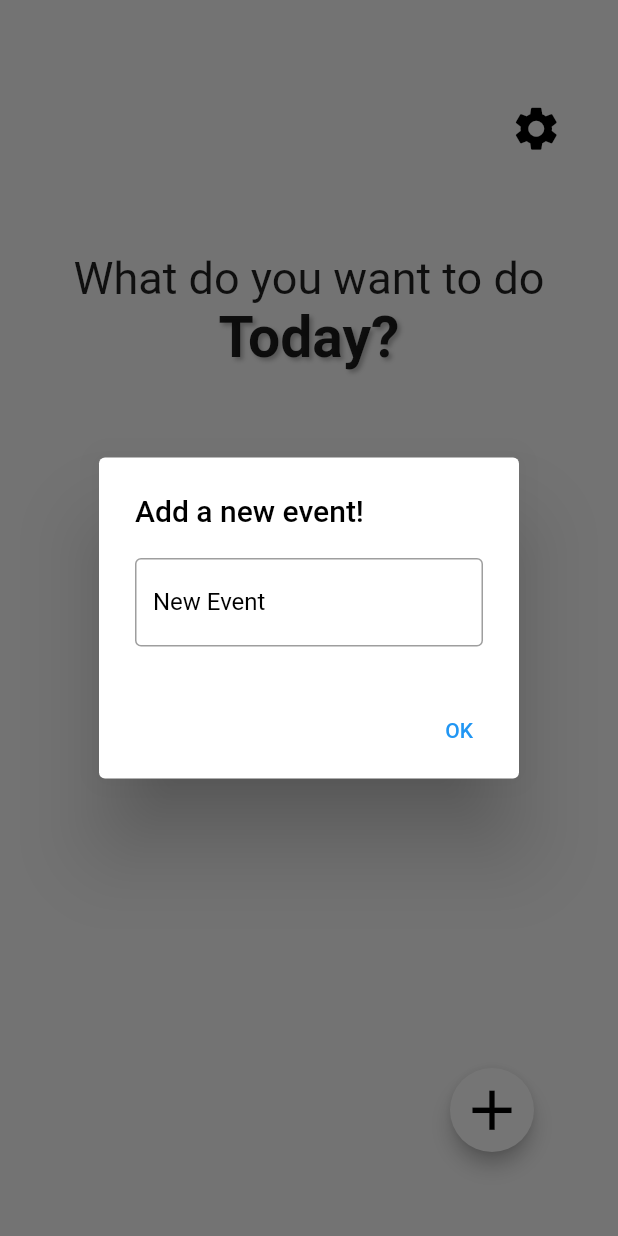
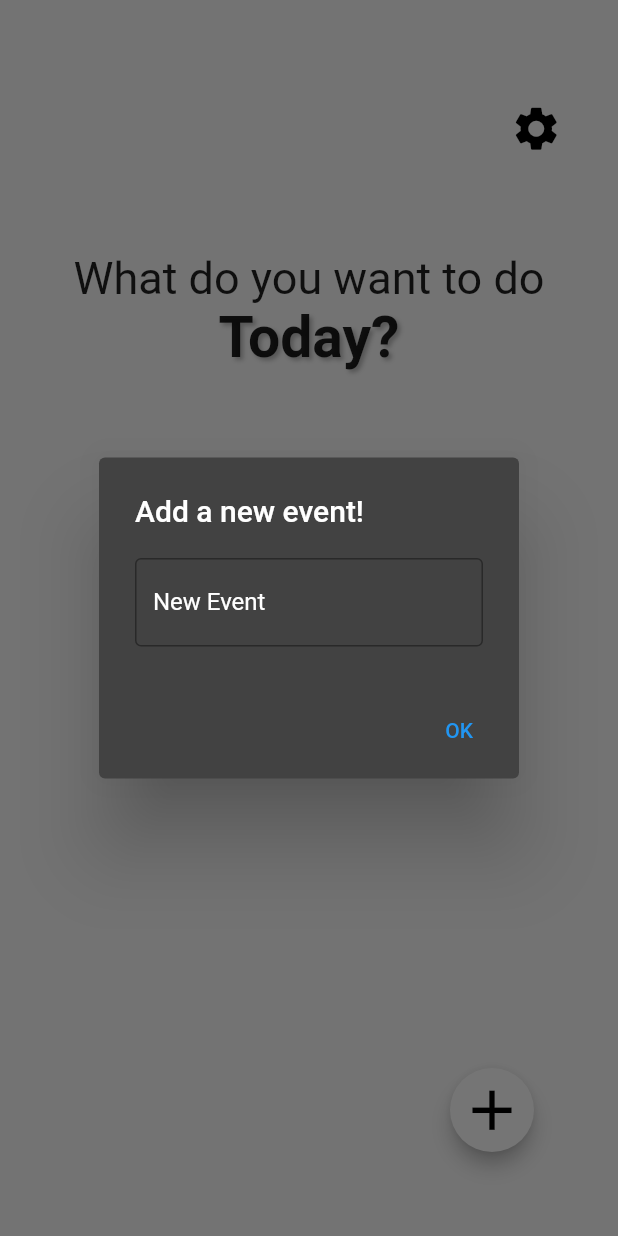
Before and after one commit to vpurohith/Today-Flutter, a Flutter app: the screen it shows after launch, after a tap on the "add" icon, on a phone screen of 412 x 824 dp. Run offline on Flutter 3.47's test engine with Material 2 defaults, Android fonts, the phone set to English and light mode, and no system bars; our stand-ins replace adaptive_theme, flutter_colorpicker, hive, hive_flutter; accounts and stored records are empty.

Commit message:
functional persisting non-flickering themes

```diff
--- a/lib/main.dart
+++ b/lib/main.dart
@@ -1,8 +1,8 @@
 import 'package:flutter/material.dart';
-import 'package:theme_provider/theme_provider.dart';
 import 'package:hive/hive.dart';
 import 'package:hive_flutter/hive_flutter.dart';
 import 'package:flutter_colorpicker/flutter_colorpicker.dart';
+import 'package:adaptive_theme/adaptive_theme.dart';
 import 'package:today/boxes.dart';
 import 'package:today/event.dart';
 
@@ -17,13 +17,18 @@ void main() async {
   await Hive.openBox<Event>(HiveBoxes.event);
   await Hive.openBox('darkModeBox');
 
-  runApp(const MaterialApp(
-    home: MyApp(),
+  WidgetsFlutterBinding.ensureInitialized();
+  final savedThemeMode = await AdaptiveTheme.getThemeMode();
+  globals.darkMode = savedThemeMode == AdaptiveThemeMode.light ? true : false;
+
+  runApp(MaterialApp(
+    home: MyApp(savedThemeMode: savedThemeMode),
   ));
 }
 
 class MyApp extends StatefulWidget {
-  const MyApp({Key? key}) : super(key: key);
+  final AdaptiveThemeMode? savedThemeMode;
+  const MyApp({Key? key, this.savedThemeMode}) : super(key: key);
 
   @override
   State<StatefulWidget> createState() {
@@ -33,8 +38,6 @@ class MyApp extends StatefulWidget {
 
 class _MyAppState extends State<MyApp> {
   TextEditingController nameController = TextEditingController();
-
-  Color testColor = Colors.red;
 
   List<String> entries = <String>[];
   List<int> colorCodes = <int>[];
@@ -46,80 +49,50 @@ class _MyAppState extends State<MyApp> {
     });
   }
 
-  /*
-  Widget buildColorPicker() => BlockPicker(
-        pickerColor: testColor,
-        onColorChanged: (color) => setState(() => this.testColor = testColor),
-      );
-
-  void pickColor(BuildContext context) => showDialog(
-        context: context,
-        builder: (context) => AlertDialog(
-            title: Text('Pick Your Color'),
-            content: Column(
-              children: [
-                buildColorPicker(),
-                TextButton(
-                  child: Text(
-                    'SELECT',
-                    style: TextStyle(fontSize: 20),
-                  ),
-                  onPressed: () => Navigator.of(context).pop(),
-                ),
-              ],
-            )),
-      );
-  */
   late String title;
   late String color;
 
+  Color pickerColor = Color(0xff443a49);
+  Color currentColor = Color(0xff443a49);
+
+  void changeColor(Color color) {
+    setState(() => pickerColor = color);
+  }
+
   @override
   Widget build(BuildContext context) {
-    return ThemeProvider(
-      saveThemesOnChange: true,
-      loadThemeOnInit: true,
-      child: ThemeConsumer(
-        child: Builder(
-          builder: (themeContext) => MaterialApp(
-            theme: ThemeProvider.themeOf(themeContext).data,
+    return AdaptiveTheme(
+      light: ThemeData(
+        brightness: Brightness.light,
+        primarySwatch: Colors.red,
+      ),
+      dark: ThemeData(
+        brightness: Brightness.dark,
+        primarySwatch: Colors.red,
+      ),
+      initial: widget.savedThemeMode ?? AdaptiveThemeMode.light,
+      builder: (theme, darkTheme) => MaterialApp(
+        theme: theme,
         home: Scaffold(
           body: ValueListenableBuilder(
-                  valueListenable:
-                      Hive.box<Event>(HiveBoxes.event).listenable(),
+              valueListenable: Hive.box<Event>(HiveBoxes.event).listenable(),
               builder: (context, box, widget) {
                 return Column(
                   children: [
                     const SettingsButton(),
                     /*
-                        IconButton(
-                          icon: const Icon(
-                            Icons.settings,
-                            color: Colors.black,
-                            size: 35.0,
+                    SingleChildScrollView(
+                      child: BlockPicker(
+                        pickerColor: currentColor,
+                        onColorChanged: changeColor,
                       ),
-                          onPressed: () => pickColor(context),
-                        ),
-                        Column(
-                          children: [
-                            Center(
-                              child: Container(
-                                decoration: BoxDecoration(
-                                  shape: BoxShape.circle,
-                                  color: testColor,
-                                ),
-                                width: 120,
-                                height: 120,
-                              ),
-                            ),
-                          ],
-                        ),*/
+                    ), */
                     const TopText(),
                     EventListView(entries: entries, colorCodes: colorCodes)
                   ],
                 );
               }),
-              floatingActionButtonLocation:
-                  FloatingActionButtonLocation.endFloat,
+          floatingActionButtonLocation: FloatingActionButtonLocation.endFloat,
           floatingActionButton: Padding(
             padding: const EdgeInsets.only(
               bottom: 40.0,
@@ -130,9 +103,8 @@ class _MyAppState extends State<MyApp> {
                 showDialog<String>(
                   context: context,
                   builder: (BuildContext context) => AlertDialog(
-                        backgroundColor: globals.darkMode
-                            ? Colors.grey[0]
-                            : Colors.grey[800],
+                    backgroundColor:
+                        globals.darkMode ? Colors.grey[0] : Colors.grey[800],
                     title: Text('Add a new event!',
                         style: TextStyle(
                             color: globals.darkMode
@@ -141,16 +113,14 @@ class _MyAppState extends State<MyApp> {
                     content: TextField(
                       controller: nameController,
                       style: TextStyle(
-                              color: globals.darkMode
-                                  ? Colors.black
-                                  : Colors.white),
+                          color:
+                              globals.darkMode ? Colors.black : Colors.white),
                       decoration: InputDecoration(
                         border: const OutlineInputBorder(),
                         labelText: 'New Event',
                         labelStyle: TextStyle(
-                                color: globals.darkMode
-                                    ? Colors.black
-                                    : Colors.white),
+                            color:
+                                globals.darkMode ? Colors.black : Colors.white),
                       ),
                     ),
                     actions: <Widget>[
@@ -179,8 +149,6 @@ class _MyAppState extends State<MyApp> {
           ),
         ),
       ),
-        ),
-      ),
     );
   }
 
--- a/lib/settingsscreen.dart
+++ b/lib/settingsscreen.dart
@@ -1,5 +1,5 @@
 import 'package:flutter/material.dart';
-import 'package:theme_provider/theme_provider.dart';
+import 'package:adaptive_theme/adaptive_theme.dart';
 import 'globals.dart' as globals;
 
 class SettingsScreen extends StatelessWidget {
@@ -29,7 +29,9 @@ class SettingsScreen extends StatelessWidget {
                 icon: const Icon(Icons.lightbulb),
                 onPressed: () async {
                   globals.darkMode = !globals.darkMode;
-                  ThemeProvider.controllerOf(context).nextTheme();
+                  !globals.darkMode
+                      ? AdaptiveTheme.of(context).setDark()
+                      : AdaptiveTheme.of(context).setLight();
                 }),
           ]),
         ),
--- a/pubspec.yaml
+++ b/pubspec.yaml
@@ -44,6 +44,7 @@ dependencies:
   hive_flutter: ^1.1.0
   theme_provider: ^0.5.0
   flutter_colorpicker: ^0.6.1
+  adaptive_theme: ^2.3.0
 
 
 dev_dependencies:
```
Also changed, not shown: pubspec.lock. Lines whose indentation alone changed are shown as unchanged.
